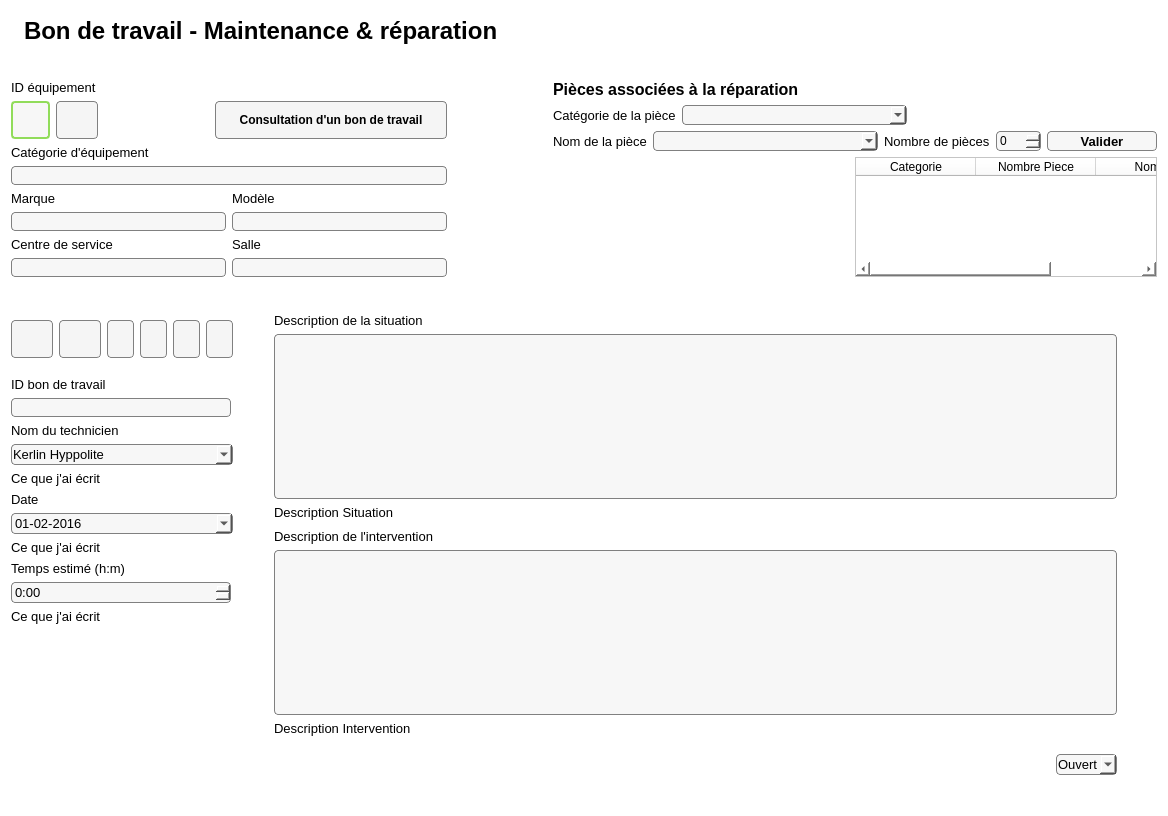
First picture: the form in Interface/FenetresEnUI/BonDeTravail.ui, repository ProjetPC2/SIMM2.0-DEV, before the edit.
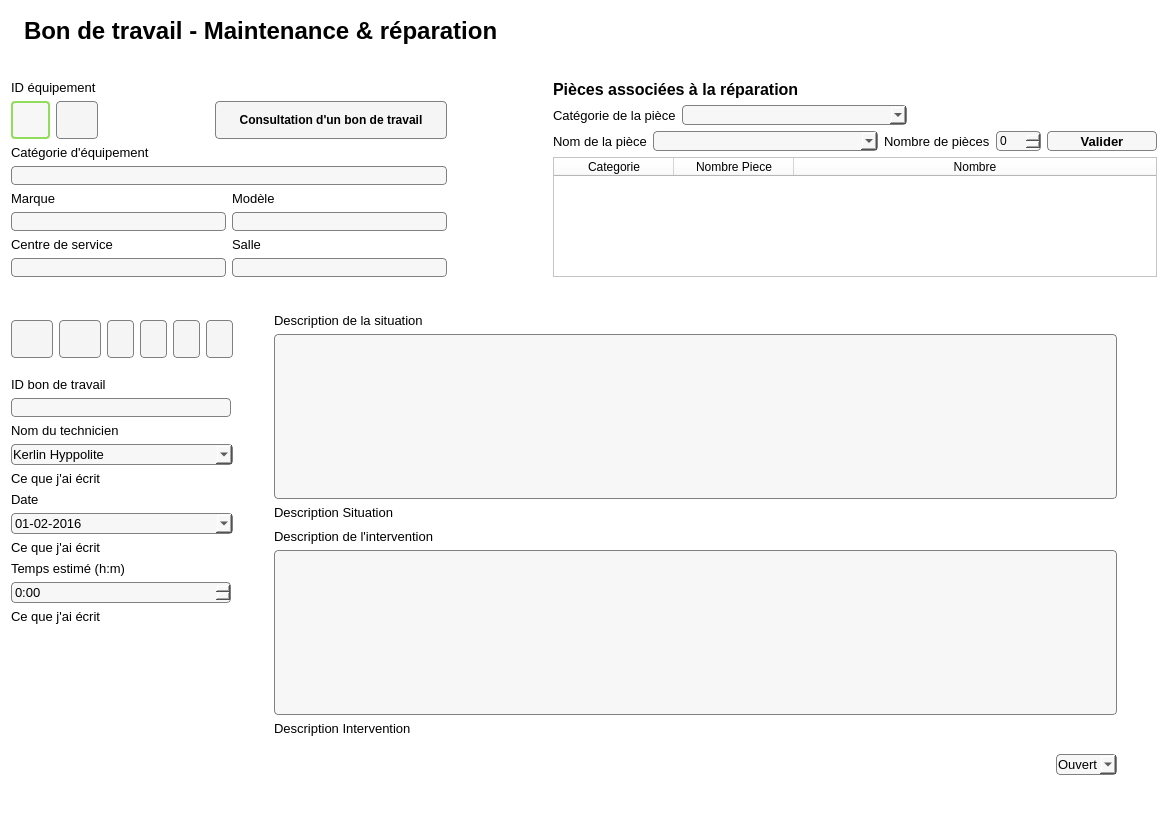
Second picture: the form after the edit. Icons and pictures are not drawn.

Commit message: modif fenetre bon de travvail

Patch:
```diff
--- a/Interface/FenetresEnUI/BonDeTravail.ui
+++ b/Interface/FenetresEnUI/BonDeTravail.ui
@@ -772,19 +772,6 @@
        </item>
        <item>
         <layout class="QHBoxLayout" name="horizontalLayout_8">
-         <item>
-          <spacer name="horizontalSpacer_3">
-           <property name="orientation">
-            <enum>Qt::Horizontal</enum>
-           </property>
-           <property name="sizeHint" stdset="0">
-            <size>
-             <width>40</width>
-             <height>20</height>
-            </size>
-           </property>
-          </spacer>
-         </item>
          <item>
           <widget class="QTableWidget" name="tableWidgetPiecesAssociees">
            <property name="font">
```
Left out of the diff: 14 changed lines with no effect on the pictures. The commit also changes 1 other file.
